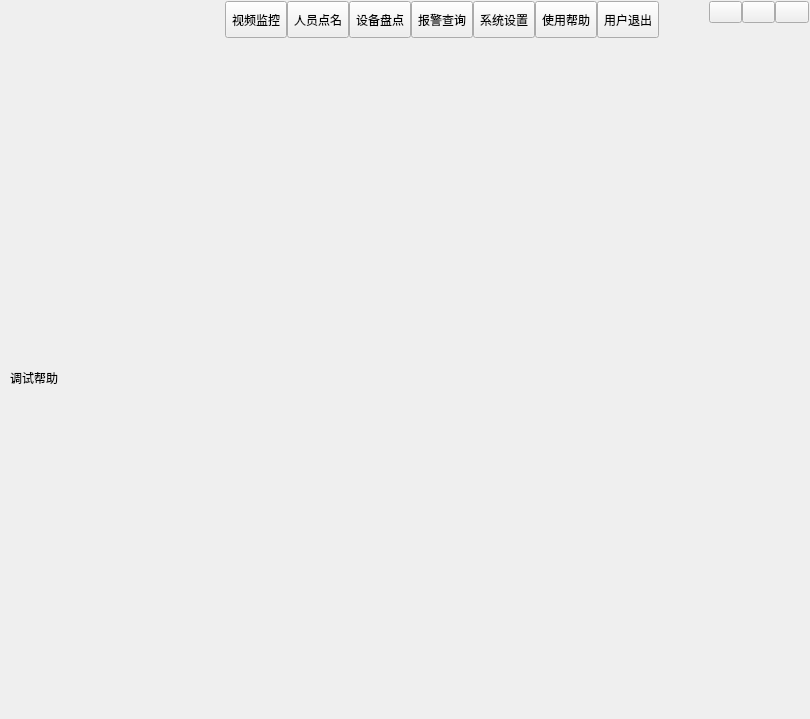
yhbk69/idge, file src/form/frmmain.ui: the form before one commit.
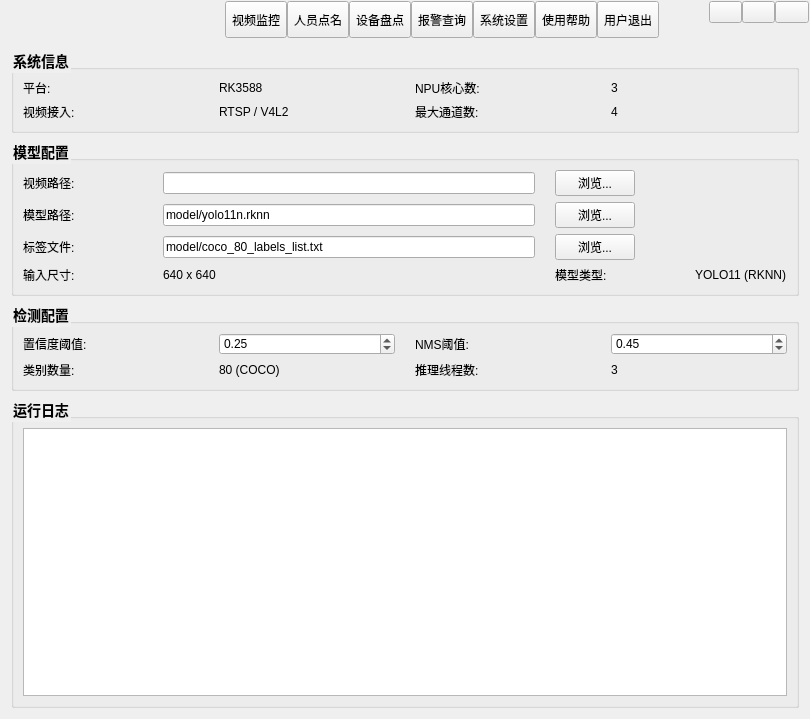
The form after the commit. The open tabs and pages were chosen to show the change. Icons and pictures are not drawn. Custom widgets are drawn as their Qt base class.

Diff of the .ui file:
```diff
--- a/src/form/frmmain.ui
+++ b/src/form/frmmain.ui
@@ -609,14 +609,442 @@
      </widget>
      <widget class="QWidget" name="page4">
       <layout class="QVBoxLayout" name="verticalLayout_4">
+                            <property name="spacing">
+                                <number>6</number>
+                            </property>
+                            <property name="leftMargin">
+                                <number>10</number>
+                            </property>
+                            <property name="topMargin">
+                                <number>10</number>
+                            </property>
+                            <property name="rightMargin">
+                                <number>10</number>
+                            </property>
+                            <property name="bottomMargin">
+                                <number>10</number>
+                            </property>
        <item>
-        <widget class="QLabel" name="lab4">
+                                <widget class="QGroupBox" name="grpSystemInfo">
+                                    <property name="title">
+                                        <string>系统信息</string>
+                                    </property>
+                                    <layout class="QGridLayout" name="gridLayout_sys">
+                                        <property name="horizontalSpacing">
+                                            <number>20</number>
+                                        </property>
+                                        <property name="verticalSpacing">
+                                            <number>6</number>
+                                        </property>
+                                        <item row="0" column="0">
+                                            <widget class="QLabel" name="labPlatform">
          <property name="text">
-          <string>调试帮助</string>
-         </property>
-        </widget>
-       </item>
-      </layout>
+                                                    <string>平台:</string>
+                                                </property>
+                                                <property name="minimumSize">
+                                                    <size>
+                                                        <width>120</width>
+                                                        <height>0</height>
+                                                    </size>
+                                                </property>
+                                            </widget>
+                                        </item>
+                                        <item row="0" column="1">
+                                            <widget class="QLabel" name="labPlatformVal">
+                                                <property name="text">
+                                                    <string>RK3588</string>
+                                                </property>
+                                            </widget>
+                                        </item>
+                                        <item row="0" column="2">
+                                            <widget class="QLabel" name="labNpuCores">
+                                                <property name="text">
+                                                    <string>NPU核心数:</string>
+                                                </property>
+                                                <property name="minimumSize">
+                                                    <size>
+                                                        <width>120</width>
+                                                        <height>0</height>
+                                                    </size>
+                                                </property>
+                                            </widget>
+                                        </item>
+                                        <item row="0" column="3">
+                                            <widget class="QLabel" name="labNpuCoresVal">
+                                                <property name="text">
+                                                    <string>3</string>
+                                                </property>
+                                            </widget>
+                                        </item>
+                                        <item row="1" column="0">
+                                            <widget class="QLabel" name="labVideoIn">
+                                                <property name="text">
+                                                    <string>视频接入:</string>
+                                                </property>
+                                            </widget>
+                                        </item>
+                                        <item row="1" column="1">
+                                            <widget class="QLabel" name="labVideoInVal">
+                                                <property name="text">
+                                                    <string>RTSP / V4L2</string>
+                                                </property>
+                                            </widget>
+                                        </item>
+                                        <item row="1" column="2">
+                                            <widget class="QLabel" name="labMaxChannels">
+                                                <property name="text">
+                                                    <string>最大通道数:</string>
+                                                </property>
+                                            </widget>
+                                        </item>
+                                        <item row="1" column="3">
+                                            <widget class="QLabel" name="labMaxChannelsVal">
+                                                <property name="text">
+                                                    <string>4</string>
+                                                </property>
+                                            </widget>
+                                        </item>
+                                    </layout>
+                                </widget>
+                            </item>
+                            <item>
+                                <widget class="QGroupBox" name="grpModelInfo">
+                                    <property name="title">
+                                        <string>模型配置</string>
+                                    </property>
+                                    <layout class="QGridLayout" name="gridLayout_model">
+                                        <property name="horizontalSpacing">
+                                            <number>20</number>
+                                        </property>
+                                        <property name="verticalSpacing">
+                                            <number>6</number>
+                                        </property>
+                                        <item row="0" column="0">
+                                            <widget class="QLabel" name="labVideoPath">
+                                                <property name="text">
+                                                    <string>视频路径:</string>
+                                                </property>
+                                                <property name="minimumSize">
+                                                    <size>
+                                                        <width>120</width>
+                                                        <height>0</height>
+                                                    </size>
+                                                </property>
+                                            </widget>
+                                        </item>
+                                        <item row="0" column="1">
+                                            <widget class="QLineEdit" name="lineEditVideoPath">
+                                                <property name="text">
+                                                    <string />
+                                                </property>
+                                                <property name="minimumSize">
+                                                    <size>
+                                                        <width>300</width>
+                                                        <height>0</height>
+                                                    </size>
+                                                </property>
+                                            </widget>
+                                        </item>
+                                        <item row="0" column="2">
+                                            <widget class="QPushButton" name="btnBrowseVideo">
+                                                <property name="text">
+                                                    <string>浏览...</string>
+                                                </property>
+                                                <property name="minimumSize">
+                                                    <size>
+                                                        <width>80</width>
+                                                        <height>0</height>
+                                                    </size>
+                                                </property>
+                                                <property name="maximumSize">
+                                                    <size>
+                                                        <width>80</width>
+                                                        <height>16777215</height>
+                                                    </size>
+                                                </property>
+                                            </widget>
+                                        </item>
+                                        <item row="1" column="0">
+                                            <widget class="QLabel" name="labModelPath">
+                                                <property name="text">
+                                                    <string>模型路径:</string>
+                                                </property>
+                                                <property name="minimumSize">
+                                                    <size>
+                                                        <width>120</width>
+                                                        <height>0</height>
+                                                    </size>
+                                                </property>
+                                            </widget>
+                                        </item>
+                                        <item row="1" column="1">
+                                            <widget class="QLineEdit" name="lineEditModelPath">
+                                                <property name="text">
+                                                    <string>model/yolo11n.rknn</string>
+                                                </property>
+                                                <property name="minimumSize">
+                                                    <size>
+                                                        <width>300</width>
+                                                        <height>0</height>
+                                                    </size>
+                                                </property>
+                                            </widget>
+                                        </item>
+                                        <item row="1" column="2">
+                                            <widget class="QPushButton" name="btnBrowseModel">
+                                                <property name="text">
+                                                    <string>浏览...</string>
+                                                </property>
+                                                <property name="minimumSize">
+                                                    <size>
+                                                        <width>80</width>
+                                                        <height>0</height>
+                                                    </size>
+                                                </property>
+                                                <property name="maximumSize">
+                                                    <size>
+                                                        <width>80</width>
+                                                        <height>16777215</height>
+                                                    </size>
+                                                </property>
+                                            </widget>
+                                        </item>
+                                        <item row="2" column="0">
+                                            <widget class="QLabel" name="labLabelPath">
+                                                <property name="text">
+                                                    <string>标签文件:</string>
+                                                </property>
+                                                <property name="minimumSize">
+                                                    <size>
+                                                        <width>120</width>
+                                                        <height>0</height>
+                                                    </size>
+                                                </property>
+                                            </widget>
+                                        </item>
+                                        <item row="2" column="1">
+                                            <widget class="QLineEdit" name="lineEditLabelPath">
+                                                <property name="text">
+                                                    <string>model/coco_80_labels_list.txt</string>
+                                                </property>
+                                                <property name="minimumSize">
+                                                    <size>
+                                                        <width>300</width>
+                                                        <height>0</height>
+                                                    </size>
+                                                </property>
+                                            </widget>
+                                        </item>
+                                        <item row="2" column="2">
+                                            <widget class="QPushButton" name="btnBrowseLabel">
+                                                <property name="text">
+                                                    <string>浏览...</string>
+                                                </property>
+                                                <property name="minimumSize">
+                                                    <size>
+                                                        <width>80</width>
+                                                        <height>0</height>
+                                                    </size>
+                                                </property>
+                                                <property name="maximumSize">
+                                                    <size>
+                                                        <width>80</width>
+                                                        <height>16777215</height>
+                                                    </size>
+                                                </property>
+                                            </widget>
+                                        </item>
+                                        <item row="3" column="0">
+                                            <widget class="QLabel" name="labInputSize">
+                                                <property name="text">
+                                                    <string>输入尺寸:</string>
+                                                </property>
+                                                <property name="minimumSize">
+                                                    <size>
+                                                        <width>120</width>
+                                                        <height>0</height>
+                                                    </size>
+                                                </property>
+                                            </widget>
+                                        </item>
+                                        <item row="3" column="1">
+                                            <widget class="QLabel" name="labInputSizeVal">
+                                                <property name="text">
+                                                    <string>640 x 640</string>
+                                                </property>
+                                            </widget>
+                                        </item>
+                                        <item row="3" column="2">
+                                            <widget class="QLabel" name="labModelType">
+                                                <property name="text">
+                                                    <string>模型类型:</string>
+                                                </property>
+                                                <property name="minimumSize">
+                                                    <size>
+                                                        <width>120</width>
+                                                        <height>0</height>
+                                                    </size>
+                                                </property>
+                                            </widget>
+                                        </item>
+                                        <item row="3" column="3">
+                                            <widget class="QLabel" name="labModelTypeVal">
+                                                <property name="text">
+                                                    <string>YOLO11 (RKNN)</string>
+                                                </property>
+                                            </widget>
+                                        </item>
+                                    </layout>
+                                </widget>
+                            </item>
+                            <item>
+                                <widget class="QGroupBox" name="grpDetectInfo">
+                                    <property name="title">
+                                        <string>检测配置</string>
+                                    </property>
+                                    <layout class="QGridLayout" name="gridLayout_detect">
+                                        <property name="horizontalSpacing">
+                                            <number>20</number>
+                                        </property>
+                                        <property name="verticalSpacing">
+                                            <number>6</number>
+                                        </property>
+                                        <item row="0" column="0">
+                                            <widget class="QLabel" name="labBoxThresh">
+                                                <property name="text">
+                                                    <string>置信度阈值:</string>
+                                                </property>
+                                                <property name="minimumSize">
+                                                    <size>
+                                                        <width>120</width>
+                                                        <height>0</height>
+                                                    </size>
+                                                </property>
+                                            </widget>
+                                        </item>
+                                        <item row="0" column="1">
+                                            <widget class="QDoubleSpinBox" name="spinBoxConfThresh">
+                                                <property name="value">
+                                                    <double>0.25</double>
+                                                </property>
+                                                <property name="minimum">
+                                                    <double>0.0</double>
+                                                </property>
+                                                <property name="maximum">
+                                                    <double>1.0</double>
+                                                </property>
+                                                <property name="singleStep">
+                                                    <double>0.05</double>
+                                                </property>
+                                                <property name="decimals">
+                                                    <double>2</double>
+                                                </property>
+                                            </widget>
+                                        </item>
+                                        <item row="0" column="2">
+                                            <widget class="QLabel" name="labNmsThresh">
+                                                <property name="text">
+                                                    <string>NMS阈值:</string>
+                                                </property>
+                                                <property name="minimumSize">
+                                                    <size>
+                                                        <width>120</width>
+                                                        <height>0</height>
+                                                    </size>
+                                                </property>
+                                            </widget>
+                                        </item>
+                                        <item row="0" column="3">
+                                            <widget class="QDoubleSpinBox" name="spinBoxNmsThresh">
+                                                <property name="value">
+                                                    <double>0.45</double>
+                                                </property>
+                                                <property name="minimum">
+                                                    <double>0.0</double>
+                                                </property>
+                                                <property name="maximum">
+                                                    <double>1.0</double>
+                                                </property>
+                                                <property name="singleStep">
+                                                    <double>0.05</double>
+                                                </property>
+                                                <property name="decimals">
+                                                    <double>2</double>
+                                                </property>
+                                            </widget>
+                                        </item>
+                                        <item row="1" column="0">
+                                            <widget class="QLabel" name="labClassNum">
+                                                <property name="text">
+                                                    <string>类别数量:</string>
+                                                </property>
+                                                <property name="minimumSize">
+                                                    <size>
+                                                        <width>120</width>
+                                                        <height>0</height>
+                                                    </size>
+                                                </property>
+                                            </widget>
+                                        </item>
+                                        <item row="1" column="1">
+                                            <widget class="QLabel" name="labClassNumVal">
+                                                <property name="text">
+                                                    <string>80 (COCO)</string>
+                                                </property>
+                                            </widget>
+                                        </item>
+                                        <item row="1" column="2">
+                                            <widget class="QLabel" name="labThreads">
+                                                <property name="text">
+                                                    <string>推理线程数:</string>
+                                                </property>
+                                                <property name="minimumSize">
+                                                    <size>
+                                                        <width>120</width>
+                                                        <height>0</height>
+                                                    </size>
+                                                </property>
+                                            </widget>
+                                        </item>
+                                        <item row="1" column="3">
+                                            <widget class="QLabel" name="labThreadsVal">
+                                                <property name="text">
+                                                    <string>3</string>
+                                                </property>
+                                            </widget>
+                                        </item>
+                                    </layout>
+                                </widget>
+                            </item>
+                            <item>
+                                <widget class="QGroupBox" name="grpLog">
+                                    <property name="title">
+                                        <string>运行日志</string>
+                                    </property>
+                                    <layout class="QVBoxLayout" name="verticalLayout_log">
+                                        <item>
+                                            <widget class="QTextBrowser" name="textBrowserLog">
+                                                <property name="minimumSize">
+                                                    <size>
+                                                        <width>0</width>
+                                                        <height>150</height>
+                                                    </size>
+                                                </property>
+                                                <property name="readOnly">
+                                                    <bool>true</bool>
+                                                </property>
+                                            </widget>
+                                        </item>
+                                    </layout>
+                                </widget>
+                            </item>
+                        </layout>
+                        <property name="styleSheet">
+                            <string>QLabel{font-size:12px;} QGroupBox{font-size:14px; font-weight:bold;} QLineEdit{font-size:12px;} QDoubleSpinBox{font-size:12px;} QPushButton{font-size:12px;}</string>
+                        </property>
+                        <property name="styleSheet">
+                            <string>QLabel{font-size:12px;} QGroupBox{font-size:14px; font-weight:bold;} QLineEdit{font-size:12px;} QDoubleSpinBox{font-size:12px;} QPushButton{font-size:12px;}</string>
+                        </property>
      </widget>
      <widget class="QWidget" name="pageRoll">
       <layout class="QVBoxLayout" name="verticalLayout_roll">
```
Left out of the diff: 26 changed lines with no effect on the pictures. Lines whose indentation alone changed are shown as unchanged.
